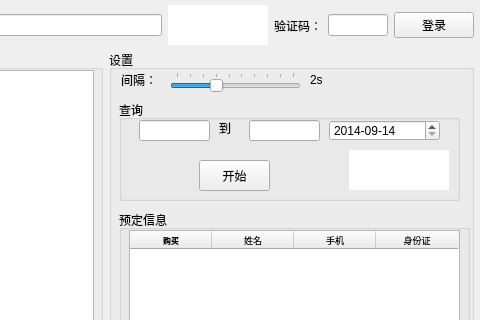
The window that main.ui (slan-ning/xilinTicketV2) describes before a commit, drawn with Qt 5; both pictures show x 497 to 977 and y 0 to 320 of the 977 by 656 pixel window.
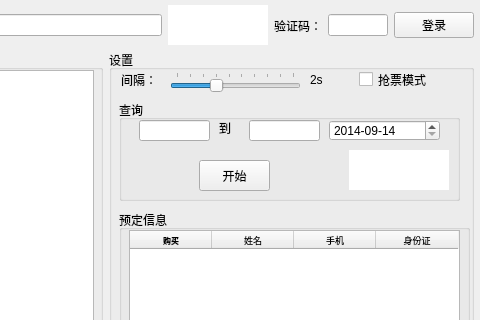
The same window after the commit. Icons and pictures are not drawn. Custom widgets are drawn as their Qt base class.

The edit to the form file:
```diff
--- a/main.ui
+++ b/main.ui
@@ -582,6 +582,19 @@
          <number>1</number>
         </property>
        </widget>
+       <widget class="QCheckBox" name="cb_rob_mode">
+        <property name="geometry">
+         <rect>
+          <x>250</x>
+          <y>20</y>
+          <width>91</width>
+          <height>19</height>
+         </rect>
+        </property>
+        <property name="text">
+         <string>抢票模式</string>
+        </property>
+       </widget>
        <zorder>lb_speed</zorder>
        <zorder>slider</zorder>
        <zorder>lb_speed_num</zorder>
```
Left out of the diff: 1 changed line with no effect on the pictures.
